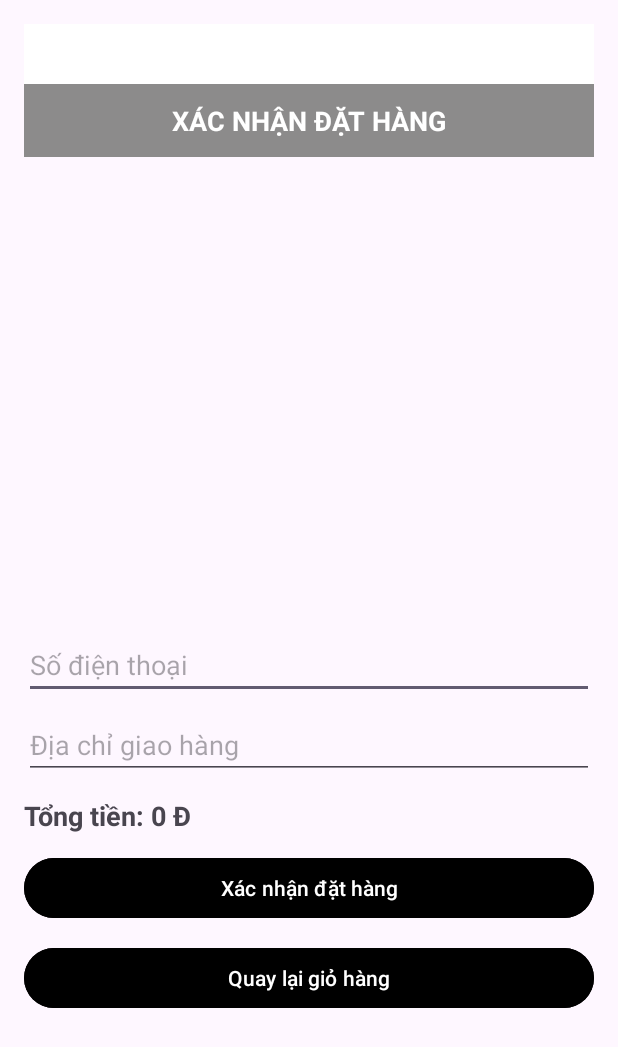
After one commit to khacSon0907/fe_android, an Android app: the ConfirmOrderActivity screen opened directly, with no data from a screen before it, on a phone screen of 412 x 824 dp. The commit adds this screen. Shown: the top 1047 px of the screen. Run offline under Robolectric (Android 15) with nearby library versions, the phone set to English and light mode, and no system bars; 2 statements that could not run were skipped.

Commit message:
doing receipt

```diff
--- a/app/src/main/AndroidManifest.xml
+++ b/app/src/main/AndroidManifest.xml
@@ -43,10 +43,11 @@
         <activity
             android:name=".view.authentication.AddProductActivity"
             android:exported="false" />
-        <activity android:name=".view.home.CartActivity"
+        <activity android:name=".view.cart.CartActivity"
             android:exported="false" />
         <activity android:name=".view.home.ProductDetailActivity"
             android:exported="false" />
-
+        <activity android:name=".view.cart.ConfirmOrderActivity"
+            android:exported="false" />
     </application>
 </manifest>
--- a/app/src/main/java/com/example/myapplication/fragments/HomeFragment.java
+++ b/app/src/main/java/com/example/myapplication/fragments/HomeFragment.java
@@ -19,7 +19,7 @@ import com.example.myapplication.R;
 import com.example.myapplication.model.Photo;
 import com.example.myapplication.model.PhotoViewPager2Adapter;
 import com.example.myapplication.model.ProductAdmin;
-import com.example.myapplication.view.home.CartActivity;
+import com.example.myapplication.view.cart.CartActivity;
 import com.example.myapplication.view.customAdapter.UserProductAdapter;
 import com.example.myapplication.viewmodel.ProductViewModel;
 
--- a/app/src/main/java/com/example/myapplication/model/Item.java
+++ b/app/src/main/java/com/example/myapplication/model/Item.java
@@ -1,11 +1,12 @@
 package com.example.myapplication.model;
 
 
-public class Item {
+import java.io.Serializable;
+
+public class Item implements Serializable {
     private String productId;
     private String productName;
     private int quantity;
-
     private boolean selected = false;
     public boolean isSelected() {
         return selected;
@@ -35,7 +36,6 @@ public class Item {
         this.price = price;
     }
 
-    // ✅ Constructor đầy đủ
     public Item(String productId, String productName, int quantity, double price, String size, String imageUrl) {
         this.productId = productId;
         this.productName = productName;
--- /dev/null
+++ b/app/src/main/java/com/example/myapplication/view/cart/ConfirmOrderActivity.java
@@ -0,0 +1,79 @@
+package com.example.myapplication.view.cart;
+
+import android.content.Intent;
+import android.content.SharedPreferences;
+import android.os.Bundle;
+import android.widget.*;
+import androidx.appcompat.app.AppCompatActivity;
+import com.example.myapplication.R;
+import com.example.myapplication.model.Item;
+import com.example.myapplication.view.customAdapter.SelectedItemAdapter;
+import com.example.myapplication.viewmodel.AuthViewModel;
+import androidx.lifecycle.ViewModelProvider;
+
+import java.text.DecimalFormat;
+import java.util.ArrayList;
+import java.util.Date;
+import java.util.List;
+import java.util.Locale;
+
+public class ConfirmOrderActivity extends AppCompatActivity {
+
+    private ListView listViewSelected;
+    private EditText editPhone, editAddress;
+    private TextView textTotal;
+    private Button btnConfirm,btnReturn;
+
+    private List<Item> selectedItems;
+    private String email;
+    private AuthViewModel authViewModel;
+
+    @Override
+    protected void onCreate(Bundle savedInstanceState) {
+        super.onCreate(savedInstanceState);
+        setContentView(R.layout.activity_confirm_order);
+
+        listViewSelected = findViewById(R.id.listViewSelectedItems);
+        editPhone = findViewById(R.id.editPhone);
+        editAddress = findViewById(R.id.editAddress);
+        textTotal = findViewById(R.id.textTotalPrice);
+        btnConfirm = findViewById(R.id.btnConfirmOrder);
+        btnReturn = findViewById(R.id.btnReturn);
+
+        btnReturn.setOnClickListener(v -> finish());
+        authViewModel = new ViewModelProvider(this).get(AuthViewModel.class);
+
+        // Nhận dữ liệu từ Intent
+        selectedItems = (ArrayList<Item>) getIntent().getSerializableExtra("selectedItems");
+        email = getIntent().getStringExtra("email");
+        String phone = getIntent().getStringExtra("phonenumber");
+
+        if (phone != null) editPhone.setText(phone);
+
+        // Hiển thị sản phẩm
+        SelectedItemAdapter adapter = new SelectedItemAdapter(this, selectedItems);
+        listViewSelected.setAdapter(adapter);
+
+        // Tính tổng tiền
+        double total = 0;
+        for (Item item : selectedItems) {
+            total += item.getPrice() * item.getQuantity();
+        }
+
+        textTotal.setText(String.format(Locale.getDefault(), "Tổng tiền: %,.0f Đ", total));
+
+        btnConfirm.setOnClickListener(v -> {
+            String address = editAddress.getText().toString().trim();
+            String phoneNumber = editPhone.getText().toString().trim();
+
+            if (address.isEmpty() || phoneNumber.isEmpty()) {
+                Toast.makeText(this, "Vui lòng nhập đầy đủ thông tin!", Toast.LENGTH_SHORT).show();
+                return;
+            }
+
+
+            Toast.makeText(this, "Xác nhận đơn hàng thành công!", Toast.LENGTH_SHORT).show();
+            finish(); // hoặc chuyển sang trang thành công
+        });
+    }
+}
--- /dev/null
+++ b/app/src/main/java/com/example/myapplication/view/customAdapter/SelectedItemAdapter.java
@@ -0,0 +1,75 @@
+package com.example.myapplication.view.customAdapter;
+
+import android.content.Context;
+import android.view.LayoutInflater;
+import android.view.View;
+import android.view.ViewGroup;
+import android.widget.BaseAdapter;
+import android.widget.TextView;
+
+import com.example.myapplication.R;
+import com.example.myapplication.model.Item;
+
+import java.text.DecimalFormat;
+import java.util.List;
+
+public class SelectedItemAdapter extends BaseAdapter {
+
+    private final Context context;
+    private final List<Item> items;
+    private final LayoutInflater inflater;
+
+    public SelectedItemAdapter(Context context, List<Item> items) {
+        this.context = context;
+        this.items = items;
+        this.inflater = LayoutInflater.from(context);
+    }
+
+    @Override
+    public int getCount() {
+        return (items != null) ? items.size() : 0;
+    }
+
+    @Override
+    public Object getItem(int position) {
+        return (items != null && position < items.size()) ? items.get(position) : null;
+    }
+
+    @Override
+    public long getItemId(int position) {
+        return position;
+    }
+
+    static class ViewHolder {
+        TextView txtName, txtSize, txtQuantity, txtPrice;
+    }
+
+    @Override
+    public View getView(int position, View convertView, ViewGroup parent) {
+        ViewHolder holder;
+
+        if (convertView == null) {
+            convertView = inflater.inflate(R.layout.item_selected_order, parent, false);
+            holder = new ViewHolder();
+            holder.txtName = convertView.findViewById(R.id.txtProductName);
+            holder.txtSize = convertView.findViewById(R.id.txtSize);
+            holder.txtQuantity = convertView.findViewById(R.id.txtQuantity);
+            holder.txtPrice = convertView.findViewById(R.id.txtPrice);
+            convertView.setTag(holder);
+        } else {
+            holder = (ViewHolder) convertView.getTag();
+        }
+
+        Item item = items.get(position);
+
+        holder.txtName.setText(item.getProductName() != null ? item.getProductName() : "Tên không xác định");
+        holder.txtSize.setText("Size: " + (item.getSize() != null ? item.getSize() : "-"));
+        holder.txtQuantity.setText("Số lượng: " + item.getQuantity());
+
+        DecimalFormat formatter = new DecimalFormat("#,###");
+        double itemTotalPrice = item.getPrice() * item.getQuantity();
+        holder.txtPrice.setText(formatter.format(itemTotalPrice) + " Đ");
+
+        return convertView;
+    }
+}
--- a/app/src/main/java/com/example/myapplication/view/home/ProductDetailActivity.java
+++ b/app/src/main/java/com/example/myapplication/view/home/ProductDetailActivity.java
@@ -5,7 +5,6 @@ import android.content.Intent;
 import android.content.SharedPreferences;
 import android.graphics.Color;
 import android.os.Bundle;
-import android.view.View;
 import android.widget.Button;
 import android.widget.ImageButton;
 import android.widget.ImageView;
@@ -20,6 +19,7 @@ import com.bumptech.glide.Glide;
 import com.example.myapplication.R;
 import com.example.myapplication.model.Item;
 import com.example.myapplication.model.ProductAdmin;
+import com.example.myapplication.view.cart.CartActivity;
 import com.example.myapplication.viewmodel.AuthViewModel;
 
 import java.util.ArrayList;
--- /dev/null
+++ b/app/src/main/res/layout/activity_confirm_order.xml
@@ -0,0 +1,77 @@
+<?xml version="1.0" encoding="utf-8"?>
+<LinearLayout xmlns:android="http://schemas.android.com/apk/res/android"
+    android:layout_width="match_parent"
+    android:layout_height="match_parent"
+    android:orientation="vertical"
+    android:padding="16dp">
+
+    <TextView
+        android:layout_width="match_parent"
+        android:layout_height="40dp"
+        android:background="@color/white" />
+    <!-- Tiêu đề nằm đầu trang -->
+    <TextView
+        android:id="@+id/textOrder"
+        android:layout_width="match_parent"
+        android:layout_height="wrap_content"
+        android:background="#8C8B8B"
+        android:padding="12dp"
+        android:text="XÁC NHẬN ĐẶT HÀNG"
+        android:textAlignment="center"
+        android:textColor="#FFFFFF"
+        android:textSize="18sp"
+        android:textStyle="bold" />
+
+    <!-- Danh sách sản phẩm đã chọn -->
+    <ListView
+        android:id="@+id/listViewSelectedItems"
+        android:layout_width="match_parent"
+        android:layout_height="300dp"
+        android:layout_marginTop="8dp" />
+
+    <!-- Số điện thoại -->
+    <EditText
+        android:id="@+id/editPhone"
+        android:layout_width="match_parent"
+        android:layout_height="wrap_content"
+        android:layout_marginTop="8dp"
+        android:hint="Số điện thoại"
+        android:inputType="phone" />
+
+    <!-- Địa chỉ giao hàng -->
+    <EditText
+        android:id="@+id/editAddress"
+        android:layout_width="match_parent"
+        android:layout_height="wrap_content"
+        android:layout_marginTop="8dp"
+        android:hint="Địa chỉ giao hàng" />
+
+    <!-- Tổng tiền -->
+    <TextView
+        android:id="@+id/textTotalPrice"
+        android:layout_width="match_parent"
+        android:layout_height="wrap_content"
+        android:layout_marginTop="12dp"
+        android:text="Tổng tiền: 0 Đ"
+        android:textSize="18sp"
+        android:textStyle="bold" />
+
+    <!-- Nút xác nhận -->
+    <Button
+        android:id="@+id/btnConfirmOrder"
+        android:layout_width="match_parent"
+        android:layout_height="wrap_content"
+        android:layout_marginTop="12dp"
+        android:backgroundTint="#000"
+        android:text="Xác nhận đặt hàng"
+        android:textColor="#fff" />
+
+    <Button
+        android:id="@+id/btnReturn"
+        android:layout_width="match_parent"
+        android:layout_height="wrap_content"
+        android:layout_marginTop="12dp"
+        android:backgroundTint="#000"
+        android:text="Quay lại giỏ hàng"
+        android:textColor="#fff" />
+</LinearLayout>
```
Also changed, not shown: app/src/main/java/com/example/myapplication/model/Order.java (added, +18 -0 lines), app/src/main/java/com/example/myapplication/model/OrderItem.java (added, +20 -0 lines), app/src/main/java/com/example/myapplication/view/authentication/AdminQlsp.java (+7 -1 lines), app/src/main/java/com/example/myapplication/view/cart/CartActivity.java (renamed from app/src/main/java/com/example/myapplication/view/home/CartActivity.java, +45 -4 lines), app/src/main/java/com/example/myapplication/view/customAdapter/CartAdapter.java (+19 -3 lines), app/src/main/res/layout/add_product.xml (+14 -14 lines), app/src/main/res/layout/admin.xml (+12 -10 lines), app/src/main/res/layout/admin_qlsp.xml (+9 -6 lines), app/src/main/res/layout/item_selected_order.xml (added, +26 -0 lines).
